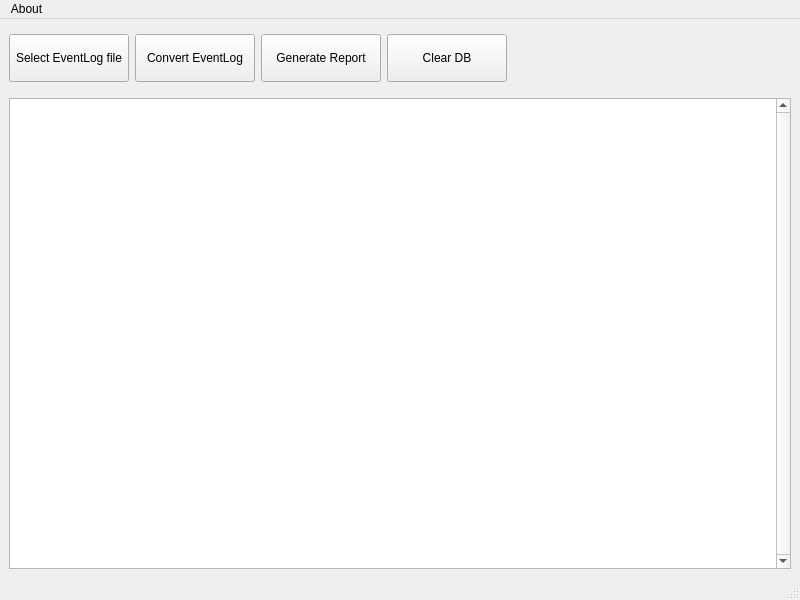
Before: the Qt Designer form EventLogConverter/src/mainwindow.ui in GAlexDark/MMSTools, drawn with Qt 5.
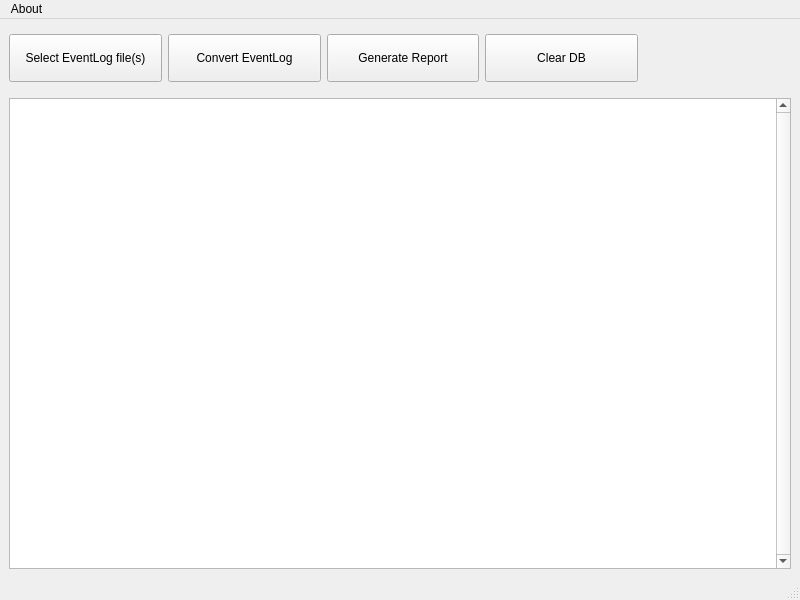
After: the same form once the commit is applied.

Diff of the .ui file:
```diff
--- a/EventLogConverter/src/mainwindow.ui
+++ b/EventLogConverter/src/mainwindow.ui
@@ -43,33 +43,33 @@
         <item>
          <widget class="QPushButton" name="pbOpenFile">
           <property name="sizePolicy">
-           <sizepolicy hsizetype="Minimum" vsizetype="Minimum">
+           <sizepolicy hsizetype="Expanding" vsizetype="Minimum">
             <horstretch>0</horstretch>
             <verstretch>0</verstretch>
            </sizepolicy>
           </property>
           <property name="minimumSize">
            <size>
-            <width>120</width>
+            <width>125</width>
             <height>48</height>
            </size>
           </property>
           <property name="text">
-           <string>Select EventLog file</string>
+           <string>Select EventLog file(s)</string>
           </property>
          </widget>
         </item>
         <item>
          <widget class="QPushButton" name="pbConvert">
           <property name="sizePolicy">
-           <sizepolicy hsizetype="Fixed" vsizetype="Fixed">
+           <sizepolicy hsizetype="Expanding" vsizetype="Minimum">
             <horstretch>0</horstretch>
             <verstretch>0</verstretch>
            </sizepolicy>
           </property>
           <property name="minimumSize">
            <size>
-            <width>120</width>
+            <width>125</width>
             <height>48</height>
            </size>
           </property>
@@ -80,9 +80,15 @@
         </item>
         <item>
          <widget class="QPushButton" name="pbGenerateReport">
+          <property name="sizePolicy">
+           <sizepolicy hsizetype="Expanding" vsizetype="Minimum">
+            <horstretch>0</horstretch>
+            <verstretch>0</verstretch>
+           </sizepolicy>
+          </property>
           <property name="minimumSize">
            <size>
-            <width>120</width>
+            <width>125</width>
             <height>48</height>
            </size>
           </property>
@@ -94,14 +100,14 @@
         <item>
          <widget class="QPushButton" name="pbClearDB">
           <property name="sizePolicy">
-           <sizepolicy hsizetype="Minimum" vsizetype="Minimum">
+           <sizepolicy hsizetype="Expanding" vsizetype="Minimum">
             <horstretch>0</horstretch>
             <verstretch>0</verstretch>
            </sizepolicy>
           </property>
           <property name="minimumSize">
            <size>
-            <width>120</width>
+            <width>125</width>
             <height>48</height>
            </size>
           </property>
```
